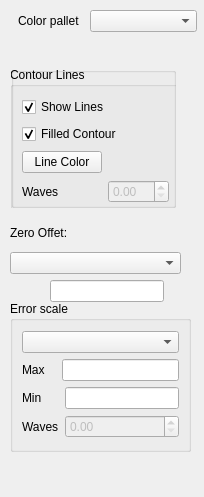
Qt form contourtools.ui (githubdoe/DFTFringe) before a commit.
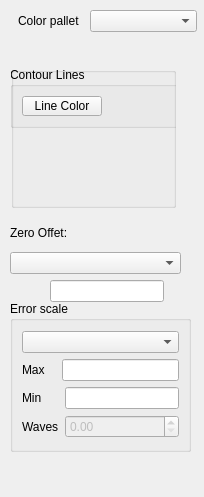
The same form after that commit.

Diff of the .ui file:
```diff
--- a/contourtools.ui
+++ b/contourtools.ui
@@ -60,55 +60,21 @@
        <x>-1</x>
        <y>0</y>
        <width>171</width>
-       <height>151</height>
+       <height>61</height>
       </rect>
      </property>
      <property name="title">
       <string>Contour Lines</string>
      </property>
      <layout class="QGridLayout" name="gridLayout_2">
-      <item row="0" column="0" colspan="2">
-       <widget class="QCheckBox" name="checkBox">
-        <property name="text">
-         <string>Show Lines</string>
-        </property>
-        <property name="checked">
-         <bool>true</bool>
-        </property>
-       </widget>
-      </item>
-      <item row="1" column="0" colspan="2">
-       <widget class="QCheckBox" name="FilledContourChk">
-        <property name="text">
-         <string>Filled Contour</string>
-        </property>
-        <property name="checked">
-         <bool>true</bool>
-        </property>
-       </widget>
-      </item>
-      <item row="3" column="0">
-       <widget class="QLabel" name="label_5">
-        <property name="text">
-         <string>Waves</string>
-        </property>
-       </widget>
-      </item>
-      <item row="3" column="1">
-       <widget class="QDoubleSpinBox" name="contoursteps">
-        <property name="enabled">
-         <bool>false</bool>
-        </property>
-       </widget>
-      </item>
-      <item row="2" column="0">
+      <item row="0" column="0">
        <widget class="QPushButton" name="LineColorBtn">
         <property name="text">
          <string>Line Color</string>
         </property>
        </widget>
       </item>
-      <item row="2" column="1">
+      <item row="0" column="1">
        <widget class="QWidget" name="lineColorDisplay" native="true">
         <property name="maximumSize">
          <size>
```
Left out of the diff: 3 changed lines with no effect on the pictures.
